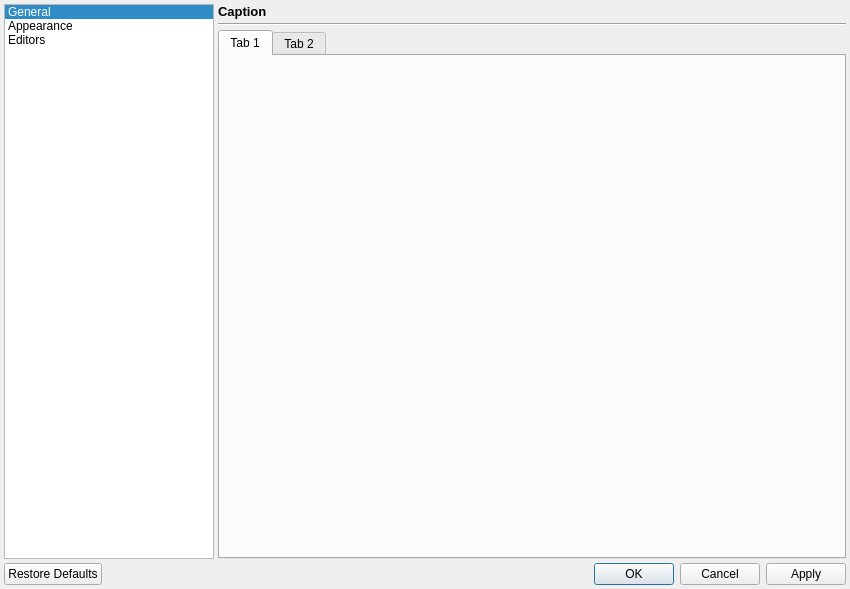
The window that Dialogs/PreferencesDialog.ui (enigma-dev/RadialGM) describes before a commit, drawn with Qt 5.
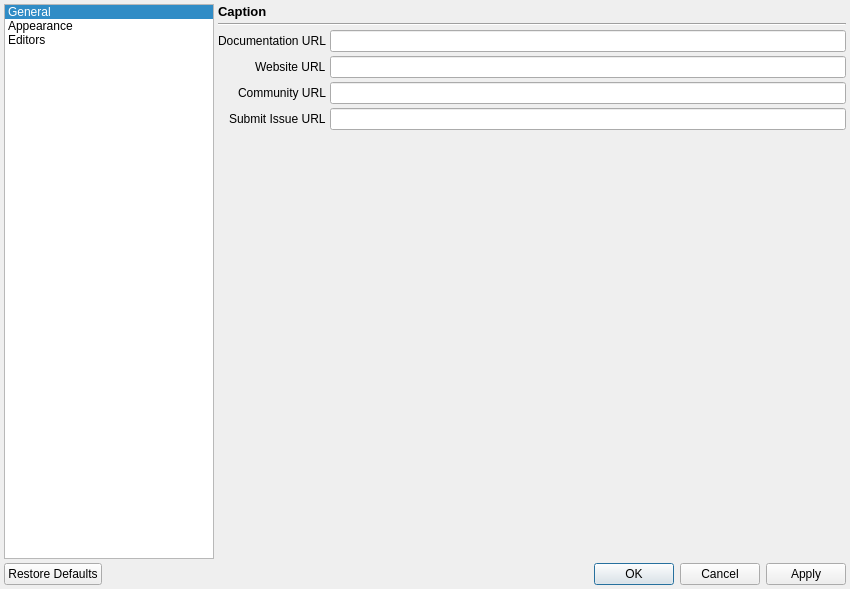
The same window after the commit. Icons and pictures are not drawn.

Commit message:
Preferences Dialog Functionality (#25)
* Add some basic functional preferences for help URLs and appearance
* Provide option to clear the preferences and restore the default values
* Record the name of the default style at startup for restoring defaults
* Add `Dialogs/PreferencesKeys.h` to promote default value and setting key consistency

Diff of the .ui file:
```diff
--- a/Dialogs/PreferencesDialog.ui
+++ b/Dialogs/PreferencesDialog.ui
@@ -131,8 +131,14 @@
           <number>0</number>
          </property>
          <widget class="QWidget" name="generalPage">
-          <layout class="QVBoxLayout" name="verticalLayout_3">
-           <property name="spacing">
+          <layout class="QFormLayout" name="formLayout_2">
+           <property name="labelAlignment">
+            <set>Qt::AlignRight|Qt::AlignTrailing|Qt::AlignVCenter</set>
+           </property>
+           <property name="horizontalSpacing">
+            <number>4</number>
+           </property>
+           <property name="verticalSpacing">
             <number>4</number>
            </property>
            <property name="leftMargin">
@@ -147,24 +153,44 @@
            <property name="bottomMargin">
             <number>0</number>
            </property>
-           <item>
-            <widget class="QTabWidget" name="tabWidget">
-             <property name="autoFillBackground">
-              <bool>false</bool>
+           <item row="0" column="1">
+            <widget class="QLineEdit" name="documentationLineEdit"/>
+           </item>
+           <item row="1" column="1">
+            <widget class="QLineEdit" name="websiteLineEdit"/>
+           </item>
+           <item row="2" column="1">
+            <widget class="QLineEdit" name="communityLineEdit"/>
+           </item>
+           <item row="3" column="1">
+            <widget class="QLineEdit" name="submitIssueLineEdit"/>
+           </item>
+           <item row="0" column="0">
+            <widget class="QLabel" name="documentationLabel">
+             <property name="text">
+              <string>Documentation URL</string>
              </property>
-             <property name="usesScrollButtons">
-              <bool>true</bool>
+            </widget>
+           </item>
+           <item row="1" column="0">
+            <widget class="QLabel" name="websiteLabel">
+             <property name="text">
+              <string>Website URL</string>
              </property>
-             <widget class="QWidget" name="tab">
-              <attribute name="title">
-               <string>Tab 1</string>
-              </attribute>
-             </widget>
-             <widget class="QWidget" name="tab_2">
-              <attribute name="title">
-               <string>Tab 2</string>
-              </attribute>
-             </widget>
+            </widget>
+           </item>
+           <item row="2" column="0">
+            <widget class="QLabel" name="communityLabel">
+             <property name="text">
+              <string>Community URL</string>
+             </property>
+            </widget>
+           </item>
+           <item row="3" column="0">
+            <widget class="QLabel" name="submitIssueLabel">
+             <property name="text">
+              <string>Submit Issue URL</string>
+             </property>
             </widget>
            </item>
           </layout>
@@ -231,6 +257,45 @@
            </item>
           </layout>
          </widget>
+         <widget class="QWidget" name="editorsPage">
+          <layout class="QVBoxLayout" name="verticalLayout_2">
+           <property name="spacing">
+            <number>4</number>
+           </property>
+           <property name="leftMargin">
+            <number>0</number>
+           </property>
+           <property name="topMargin">
+            <number>0</number>
+           </property>
+           <property name="rightMargin">
+            <number>0</number>
+           </property>
+           <property name="bottomMargin">
+            <number>0</number>
+           </property>
+           <item>
+            <widget class="QTabWidget" name="tabWidget">
+             <property name="autoFillBackground">
+              <bool>false</bool>
+             </property>
+             <property name="usesScrollButtons">
+              <bool>true</bool>
+             </property>
+             <widget class="QWidget" name="tab">
+              <attribute name="title">
+               <string>Tab 1</string>
+              </attribute>
+             </widget>
+             <widget class="QWidget" name="tab_2">
+              <attribute name="title">
+               <string>Tab 2</string>
+              </attribute>
+             </widget>
+            </widget>
+           </item>
+          </layout>
+         </widget>
         </widget>
        </item>
       </layout>
```
Left out of the diff: 2 changed lines with no effect on the pictures. The commit also changes 8 other files.
